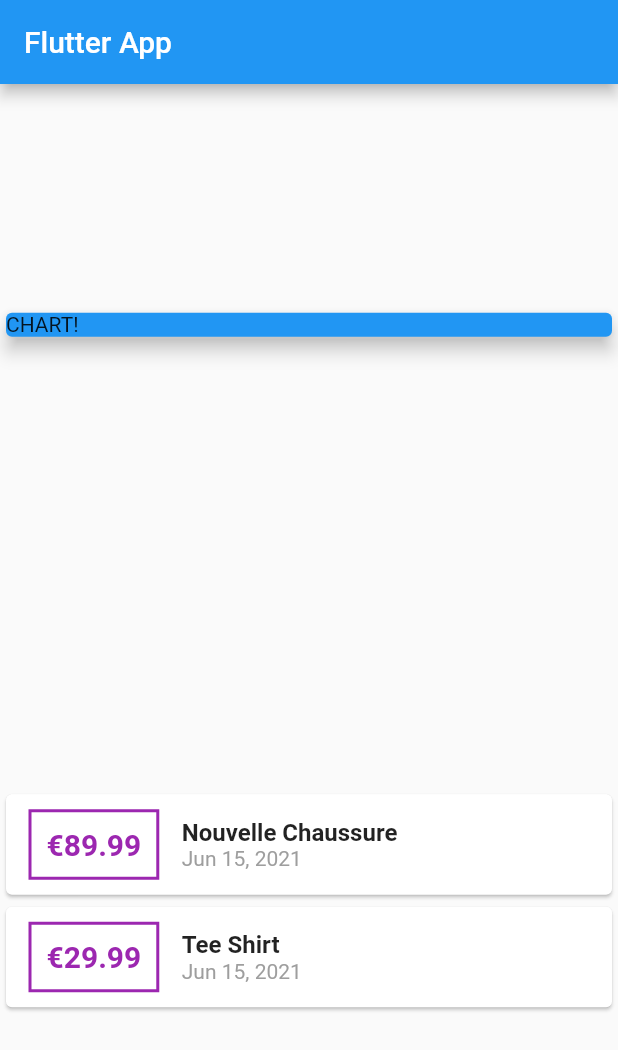
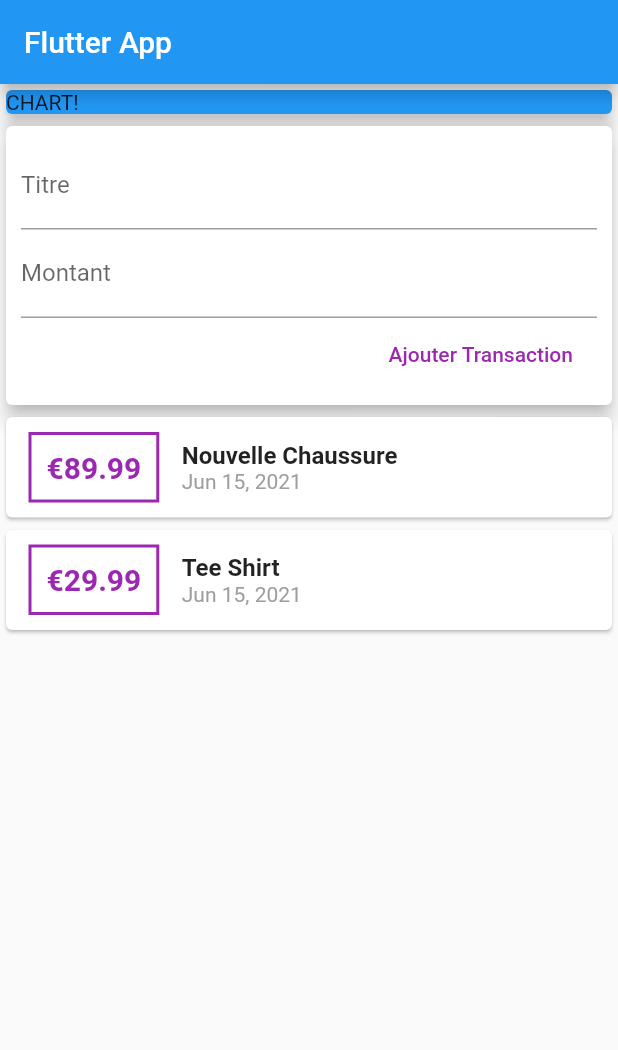
Before and after one commit to BarnabeLB/D-penseAppTuto, a Flutter app: the screen it shows after launch, on a phone screen of 412 x 824 dp. Shown: the top 1050 px of the screen. Run offline on Flutter 3.47's test engine with Material 2 defaults, Android fonts, the phone set to English and light mode, and no system bars.

Commit message:
Add files via upload
adding scrolling widget ListView

```diff
--- a/lib/main.dart
+++ b/lib/main.dart
@@ -1,7 +1,5 @@
+import 'package:expense_planner_app/widgets/user_transaction.dart';
 import 'package:flutter/material.dart';
-// ignore: unused_import
-import './transaction.dart';
-import 'package:intl/intl.dart';
 
 void main() => runApp(MyApp());
 
@@ -16,20 +14,12 @@ class MyApp extends StatelessWidget {
 }
 
 class MyHomePage extends StatelessWidget {
-  final List<Transaction> transactions = [
-    Transaction(
-      id: 't1',
-      title: 'Nouvelle Chaussure',
-      amount: 89.99,
-      date: DateTime.now(),
-    ),
-    Transaction(
-      id: 't2',
-      title: 'Tee Shirt',
-      amount: 29.99,
-      date: DateTime.now(),
-    ),
-  ];
+  // String? titleInput;
+  // String? amountInput;
+
+  final titleController =
+      TextEditingController(); /* création des propriétés pour la fonction controller ( récupérant les données du clavier*/
+  final amountController = TextEditingController();
 
   @override
   Widget build(BuildContext context) {
@@ -37,8 +27,9 @@ class MyHomePage extends StatelessWidget {
       appBar: AppBar(
         title: Text('Flutter App'),
       ),
-      body: Column(
-        mainAxisAlignment: MainAxisAlignment.spaceAround,
+      body: SingleChildScrollView(
+              child: Column(
+          mainAxisAlignment: MainAxisAlignment.start,
           crossAxisAlignment: CrossAxisAlignment.stretch,
           children: <Widget>[
             Container(
@@ -49,57 +40,9 @@ class MyHomePage extends StatelessWidget {
                 elevation: 5,
               ),
             ),
-          Column(
-            children: transactions.map((tx) {
-              return Card(
-                child: Row(
-                  children: <Widget>[
-                    Container(
-                      margin: EdgeInsets.symmetric(
-                        vertical: 10,
-                        horizontal: 15,
-                      ),
-                      decoration: BoxDecoration(
-                        border: Border.all(
-                          color: Colors.purple,
-                          width: 2,
-                        ),
-                      ),
-                      padding: EdgeInsets.all(10),
-                      child: Text(
-                        //' \$${tx.amount}', // par ce que le signe $ est réservé en dart, il faut ruser (string interpolation) pour afficher un prix en dollar
-                        '€' + tx.amount.toString(), //on va rester en Euro nous
-                        style: TextStyle(
-                          fontWeight: FontWeight.bold,
-                          fontSize: 20,
-                          color: Colors.purple,
-                        ),
-                      ),
-                    ),
-                    Column(
-                      crossAxisAlignment: CrossAxisAlignment.start,
-                      children: <Widget>[
-                        Text(
-                          tx.title!,
-                          style: TextStyle(
-                            fontWeight: FontWeight.bold,
-                            fontSize: 16,
-                          ),
-                        ),
-                        Text(
-                          DateFormat.yMMMd().format(tx.date!),
-                          style: TextStyle(
-                            color: Colors.grey,
-                          ),
-                        ),
-                      ],
-                    )
+            UserTransactions()
           ],
         ),
-              );
-            }).toList(),
-          ),
-        ],
       ),
     );
   }
--- /dev/null
+++ b/lib/models/transaction.dart
@@ -0,0 +1,15 @@
+import 'package:flutter/foundation.dart';
+
+class Transaction {
+  final String? id;
+  final String? title;
+  final double? amount;
+  final DateTime? date;
+
+  Transaction({
+    @required this.id,
+    @required this.title,
+    @required this.amount,
+    @required this.date,
+  });
+}
--- /dev/null
+++ b/lib/widgets/new_transaction.dart
@@ -0,0 +1,61 @@
+import 'package:flutter/material.dart';
+
+class NewTransaction extends StatelessWidget {
+  final Function addTx;
+  final titleController = TextEditingController();
+  final amountController = TextEditingController();
+
+  NewTransaction(this.addTx);
+
+  void submitData(){
+    final enteredTitle = titleController.text;
+    final enteredAmount =  double.parse(amountController.text);
+
+
+    if(enteredTitle.isEmpty || enteredAmount <=0){
+      return;
+    }
+    addTx(
+          enteredTitle,
+          enteredAmount,
+                );
+  }
+
+  @override
+  Widget build(BuildContext context) {
+    return Card(
+      elevation: 5,
+      child: Container(
+        padding: EdgeInsets.all(10),
+        child: Column(
+          crossAxisAlignment: CrossAxisAlignment.end,
+          children: <Widget>[
+            TextField(
+              decoration: InputDecoration(labelText: 'Titre'),
+              controller:
+                  titleController, /* enregistrement des données du clavier dans la propriété titleController,
+                                               pas besoin de crééer une fonction sur onChanged ici */
+              // onChanged: (value) {
+              //   titleInput = value;
+              // },
+              onSubmitted: (_) => submitData(),
+              ),
+            TextField(
+              decoration: InputDecoration(labelText: 'Montant'),
+              controller: amountController,
+              keyboardType: TextInputType.number,
+              /* subitData est une fonction demandant une argument en entrée, le fait de mettre "_", est une convention pour dire qu'on met quelque chose mais qu'on veut pas le nommer */
+              onSubmitted: (_) => submitData(),
+              //  onChanged: (value) => amountInput = value,
+            ),
+            FlatButton(
+              textColor: Colors.purple,
+              child: Text('Ajouter Transaction'),
+              onPressed: submitData,
+            )
+          ],
+        ),
+      ),
+    );
+  }
+}
--- /dev/null
+++ b/lib/widgets/transaction_list.dart
@@ -0,0 +1,67 @@
+import 'package:flutter/material.dart';
+import '../models/transaction.dart';
+import 'package:intl/intl.dart';
+
+class TransactionList extends StatelessWidget {
+  final List<Transaction> transactions;
+
+  TransactionList(this.transactions);
+
+  @override
+  Widget build(BuildContext context) {
+    return Container(
+      height: 300, /* pour des listes de plus de 6 ou 7 éléments utiliser le ListView.builder qui ne charge les éléments qu'avant d'apparaître à l'écran */
+      child: ListView.builder(
+        itemCount: transactions.length,
+        itemBuilder: (context, index){
+          return Card(
+            child: Row(
+              children: <Widget>[
+                Container(
+                  margin: EdgeInsets.symmetric(
+                    vertical: 10,
+                    horizontal: 15,
+                  ),
+                  decoration: BoxDecoration(
+                    border: Border.all(
+                      color: Colors.purple,
+                      width: 2,
+                    ),
+                  ),
+                  padding: EdgeInsets.all(10),
+                  child: Text(
+                    //' \$${tx.amount}', // par ce que le signe $ est réservé en dart, il faut ruser (string interpolation) pour afficher un prix en dollar
+                    '€' + transactions[index].amount!.toStringAsFixed(2), //on va rester en Euro nous
+                    style: TextStyle(
+                      fontWeight: FontWeight.bold,
+                      fontSize: 20,
+                      color: Colors.purple,
+                    ),
+                  ),
+                ),
+                Column(
+                  crossAxisAlignment: CrossAxisAlignment.start,
+                  children: <Widget>[
+                    Text(
+                      transactions[index].title!,
+                      style: TextStyle(
+                        fontWeight: FontWeight.bold,
+                        fontSize: 16,
+                      ),
+                    ),
+                    Text(
+                      DateFormat.yMMMd().format(transactions[index].date!),
+                      style: TextStyle(
+                        color: Colors.grey,
+                      ),
+                    ),
+                  ],
+                )
+              ],
+            ),
+          );
+        },
+      ),
+    );
+  }
+}
--- /dev/null
+++ b/lib/widgets/user_transaction.dart
@@ -0,0 +1,51 @@
+import 'package:flutter/material.dart';
+import './transaction_list.dart';
+import './new_transaction.dart';
+import '../models/transaction.dart';
+
+class UserTransactions extends StatefulWidget {
+  const UserTransactions({Key? key}) : super(key: key);
+
+  @override
+  _UserTransactionsState createState() => _UserTransactionsState();
+}
+
+class _UserTransactionsState extends State<UserTransactions> {
+  final List<Transaction> _userTransactions = [
+    Transaction(
+      id: 't1',
+      title: 'Nouvelle Chaussure',
+      amount: 89.99,
+      date: DateTime.now(),
+    ),
+    Transaction(
+      id: 't2',
+      title: 'Tee Shirt',
+      amount: 29.99,
+      date: DateTime.now(),
+    ),
+  ];
+
+  void _addNewTransaction(String txTitle, double txAmount) {
+    final newTx = Transaction(
+      title: txTitle,
+      amount: txAmount,
+      date: DateTime.now(),
+      id: DateTime.now().toString(),
+    );
+
+    setState(() {
+      _userTransactions.add(newTx);
+    });
+  }
+
+  @override
+  Widget build(BuildContext context) {
+    return Column(
+      children: <Widget>[
+        NewTransaction(_addNewTransaction),
+        TransactionList(_userTransactions),
+      ],
+    );
+  }
+}
```
Also changed, not shown: pubspec.lock (added), 1 other file. Lines whose indentation alone changed are shown as unchanged.
